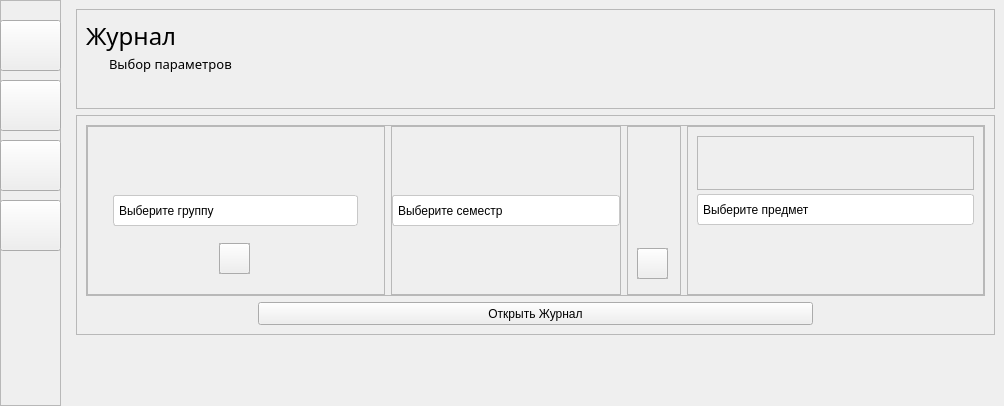
First picture: the form in gui/ui/main_window.ui, repository frrusi/portal-parser, before the edit.
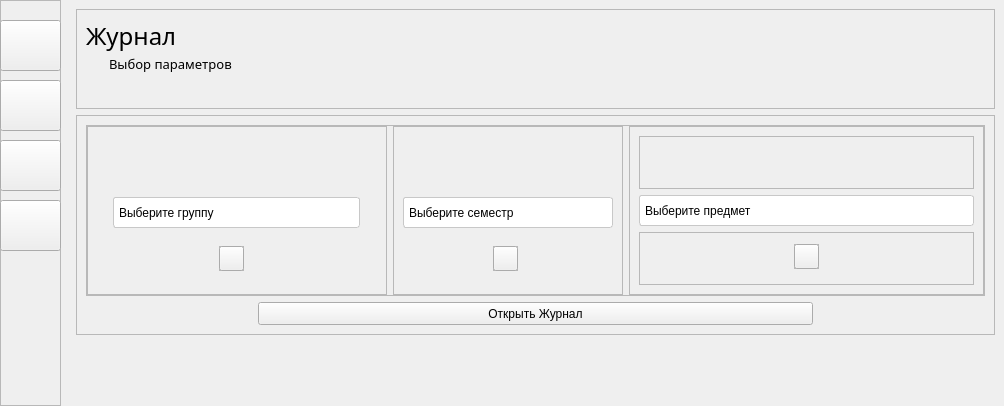
Second picture: the form after the edit. The open tabs and pages were chosen to show the change. Icons and pictures are not drawn.

Commit message: Добавление кнопок синхронизации и исправления макета

The edit to the form file:
```diff
--- a/gui/ui/main_window.ui
+++ b/gui/ui/main_window.ui
@@ -1342,22 +1342,22 @@
                   </layout>
                  </item>
                  <item>
-                  <layout class="QVBoxLayout" name="verticalLayout_12">
+                  <layout class="QVBoxLayout" name="verticalLayout_8">
                    <property name="leftMargin">
                     <number>106</number>
                    </property>
                    <item>
-                    <widget class="QFrame" name="frame_7">
+                    <widget class="QFrame" name="frame_8">
                      <property name="minimumSize">
                       <size>
-                       <width>31</width>
-                       <height>31</height>
+                       <width>25</width>
+                       <height>25</height>
                       </size>
                      </property>
                      <property name="maximumSize">
                       <size>
-                       <width>31</width>
-                       <height>31</height>
+                       <width>25</width>
+                       <height>25</height>
                       </size>
                      </property>
                      <property name="frameShape">
@@ -1366,32 +1366,13 @@
                      <property name="frameShadow">
                       <enum>QFrame::Raised</enum>
                      </property>
-                     <widget class="QLabel" name="group_sync_icon">
-                      <property name="geometry">
-                       <rect>
-                        <x>0</x>
-                        <y>0</y>
-                        <width>31</width>
-                        <height>31</height>
-                       </rect>
-                      </property>
-                      <property name="text">
-                       <string/>
-                      </property>
-                      <property name="pixmap">
-                       <pixmap>../icons/synchronization.png</pixmap>
-                      </property>
-                      <property name="scaledContents">
-                       <bool>true</bool>
-                      </property>
-                     </widget>
                      <widget class="QPushButton" name="group_sync">
                       <property name="geometry">
                        <rect>
                         <x>0</x>
                         <y>0</y>
-                        <width>31</width>
-                        <height>31</height>
+                        <width>25</width>
+                        <height>25</height>
                        </rect>
                       </property>
                       <property name="cursor">
@@ -1401,6 +1382,25 @@
                        <string/>
                       </property>
                      </widget>
+                     <widget class="QLabel" name="group_sync_icon">
+                      <property name="geometry">
+                       <rect>
+                        <x>0</x>
+                        <y>0</y>
+                        <width>25</width>
+                        <height>25</height>
+                       </rect>
+                      </property>
+                      <property name="text">
+                       <string/>
+                      </property>
+                      <property name="pixmap">
+                       <pixmap>../icons/synchronization.svg</pixmap>
+                      </property>
+                      <property name="scaledContents">
+                       <bool>true</bool>
+                      </property>
+                     </widget>
                     </widget>
                    </item>
                   </layout>
@@ -1424,16 +1424,16 @@
                 </property>
                 <layout class="QVBoxLayout" name="verticalLayout_7">
                  <property name="spacing">
-                  <number>1</number>
+                  <number>6</number>
                  </property>
                  <property name="leftMargin">
-                  <number>0</number>
+                  <number>9</number>
                  </property>
                  <property name="topMargin">
-                  <number>0</number>
+                  <number>9</number>
                  </property>
                  <property name="rightMargin">
-                  <number>0</number>
+                  <number>9</number>
                  </property>
                  <property name="bottomMargin">
                   <number>9</number>
@@ -1441,7 +1441,7 @@
                  <item>
                   <layout class="QVBoxLayout" name="verticalLayout_13">
                    <property name="leftMargin">
-                    <number>99</number>
+                    <number>90</number>
                    </property>
                    <item>
                     <widget class="QLabel" name="semester_icon">
@@ -1515,78 +1515,22 @@
                   </layout>
                  </item>
                  <item>
-                  <spacer name="verticalSpacer_2">
-                   <property name="orientation">
-                    <enum>Qt::Vertical</enum>
-                   </property>
-                   <property name="sizeType">
-                    <enum>QSizePolicy::Fixed</enum>
-                   </property>
-                   <property name="sizeHint" stdset="0">
-                    <size>
-                     <width>20</width>
-                     <height>41</height>
-                    </size>
-                   </property>
-                  </spacer>
-                 </item>
-                </layout>
-               </widget>
-              </item>
-              <item>
-               <widget class="QFrame" name="frame_11">
-                <property name="minimumSize">
-                 <size>
-                  <width>54</width>
-                  <height>169</height>
-                 </size>
-                </property>
-                <property name="maximumSize">
-                 <size>
-                  <width>54</width>
-                  <height>169</height>
-                 </size>
-                </property>
-                <property name="frameShape">
-                 <enum>QFrame::StyledPanel</enum>
-                </property>
-                <property name="frameShadow">
-                 <enum>QFrame::Raised</enum>
-                </property>
-                <layout class="QVBoxLayout" name="verticalLayout_8">
-                 <property name="bottomMargin">
-                  <number>15</number>
-                 </property>
-                 <item>
-                  <spacer name="verticalSpacer_3">
-                   <property name="orientation">
-                    <enum>Qt::Vertical</enum>
-                   </property>
-                   <property name="sizeHint" stdset="0">
-                    <size>
-                     <width>20</width>
-                     <height>40</height>
-                    </size>
-                   </property>
-                  </spacer>
-                 </item>
-                 <item>
-                  <layout class="QVBoxLayout" name="verticalLayout_15">
+                  <layout class="QVBoxLayout" name="verticalLayout_12">
                    <property name="leftMargin">
-                    <number>0</number>
+                    <number>90</number>
                    </property>
                    <item>
-                    <widget class="QFrame" name="frame_8">
+                    <widget class="QFrame" name="frame_7">
                      <property name="minimumSize">
                       <size>
-                       <width>31</width>
-                       <height>31</height>
+                       <width>25</width>
+                       <height>25</height>
                       </size>
                      </property>
                      <property name="maximumSize">
                       <size>
-                       <width>31</width>
-                       <height>31</height>
+                       <width>25</width>
+                       <height>25</height>
                       </size>
                      </property>
                      <property name="frameShape">
@@ -1595,13 +1539,13 @@
                      <property name="frameShadow">
                       <enum>QFrame::Raised</enum>
                      </property>
-                     <widget class="QLabel" name="sem_gr_sync_icon">
+                     <widget class="QLabel" name="semester_sync_icon">
                       <property name="geometry">
                        <rect>
                         <x>0</x>
                         <y>0</y>
-                        <width>31</width>
-                        <height>31</height>
+                        <width>25</width>
+                        <height>25</height>
                        </rect>
                       </property>
                       <property name="text">
@@ -1614,13 +1558,13 @@
                        <bool>true</bool>
                       </property>
                      </widget>
-                     <widget class="QPushButton" name="se_gr_sync">
+                     <widget class="QPushButton" name="semester_sync">
                       <property name="geometry">
                        <rect>
                         <x>0</x>
                         <y>0</y>
-                        <width>31</width>
-                        <height>31</height>
+                        <width>25</width>
+                        <height>25</height>
                        </rect>
                       </property>
                       <property name="cursor">
@@ -1659,10 +1603,19 @@
                 </property>
                 <layout class="QVBoxLayout" name="verticalLayout_9">
                  <property name="spacing">
-                  <number>4</number>
+                  <number>6</number>
                  </property>
                  <property name="sizeConstraint">
-                  <enum>QLayout::SetMinimumSize</enum>
+                  <enum>QLayout::SetDefaultConstraint</enum>
+                 </property>
+                 <property name="leftMargin">
+                  <number>9</number>
+                 </property>
+                 <property name="rightMargin">
+                  <number>9</number>
+                 </property>
+                 <property name="bottomMargin">
+                  <number>9</number>
                  </property>
                  <item>
                   <widget class="QFrame" name="frame_15">
@@ -1703,13 +1656,13 @@
                     <item>
                      <layout class="QVBoxLayout" name="verticalLayout_16">
                       <property name="spacing">
-                       <number>10</number>
+                       <number>6</number>
                       </property>
                       <property name="leftMargin">
                        <number>0</number>
                       </property>
                       <property name="bottomMargin">
-                       <number>3</number>
+                       <number>0</number>
                       </property>
                       <item>
                        <widget class="QLabel" name="subject_icon">
@@ -1756,6 +1709,12 @@
                  </item>
                  <item>
                   <layout class="QVBoxLayout" name="verticalLayout_17">
+                   <property name="spacing">
+                    <number>6</number>
+                   </property>
+                   <property name="bottomMargin">
+                    <number>0</number>
+                   </property>
                    <item>
                     <widget class="QComboBox" name="subject_choice">
                      <property name="minimumSize">
@@ -1791,20 +1750,106 @@
                   </layout>
                  </item>
                  <item>
-                  <spacer name="verticalSpacer_4">
-                   <property name="orientation">
-                    <enum>Qt::Vertical</enum>
+                  <widget class="QFrame" name="frame_31">
+                   <property name="frameShape">
+                    <enum>QFrame::StyledPanel</enum>
                    </property>
-                   <property name="sizeType">
-                    <enum>QSizePolicy::Fixed</enum>
+                   <property name="frameShadow">
+                    <enum>QFrame::Raised</enum>
                    </property>
-                   <property name="sizeHint" stdset="0">
-                    <size>
-                     <width>20</width>
-                     <height>60</height>
-                    </size>
-                   </property>
-                  </spacer>
+                   <layout class="QHBoxLayout" name="horizontalLayout_41">
+                    <property name="spacing">
+                     <number>30</number>
+                    </property>
+                    <property name="leftMargin">
+                     <number>0</number>
+                    </property>
+                    <property name="topMargin">
+                     <number>0</number>
+                    </property>
+                    <property name="rightMargin">
+                     <number>0</number>
+                    </property>
+                    <property name="bottomMargin">
+                     <number>0</number>
+                    </property>
+                    <item>
+                     <layout class="QVBoxLayout" name="verticalLayout_15">
+                      <property name="leftMargin">
+                       <number>0</number>
+                      </property>
+                      <property name="topMargin">
+                       <number>0</number>
+                      </property>
+                      <property name="bottomMargin">
+                       <number>3</number>
+                      </property>
+                      <item>
+                       <widget class="QFrame" name="frame_11">
+                        <property name="minimumSize">
+                         <size>
+                          <width>25</width>
+                          <height>25</height>
+                         </size>
+                        </property>
+                        <property name="maximumSize">
+                         <size>
+                          <width>25</width>
+                          <height>25</height>
+                         </size>
+                        </property>
+                        <property name="frameShape">
+                         <enum>QFrame::StyledPanel</enum>
+                        </property>
+                        <property name="frameShadow">
+                         <enum>QFrame::Raised</enum>
+                        </property>
+                        <widget class="QPushButton" name="subject_sync">
+                         <property name="geometry">
+                          <rect>
+                           <x>0</x>
+                           <y>0</y>
+                           <width>25</width>
+                           <height>25</height>
+                          </rect>
+                         </property>
+                         <property name="cursor">
+                          <cursorShape>PointingHandCursor</cursorShape>
+                         </property>
+                         <property name="text">
+                          <string/>
+                         </property>
+                        </widget>
+                        <widget class="QLabel" name="subject_sync_icon">
+                         <property name="geometry">
+                          <rect>
+                           <x>0</x>
+                           <y>0</y>
+                           <width>25</width>
+                           <height>25</height>
+                          </rect>
+                         </property>
+                         <property name="text">
+                          <string/>
+                         </property>
+                         <property name="pixmap">
+                          <pixmap>../icons/synchronization.svg</pixmap>
+                         </property>
+                         <property name="scaledContents">
+                          <bool>true</bool>
+                         </property>
+                         <property name="alignment">
+                          <set>Qt::AlignCenter</set>
+                         </property>
+                        </widget>
+                        <zorder>subject_sync_icon</zorder>
+                        <zorder>subject_sync</zorder>
+                       </widget>
+                      </item>
+                     </layout>
+                    </item>
+                   </layout>
+                  </widget>
                  </item>
                 </layout>
                </widget>
```
Left out of the diff: 52 changed lines with no effect on the pictures. The commit also changes 1 other file.
